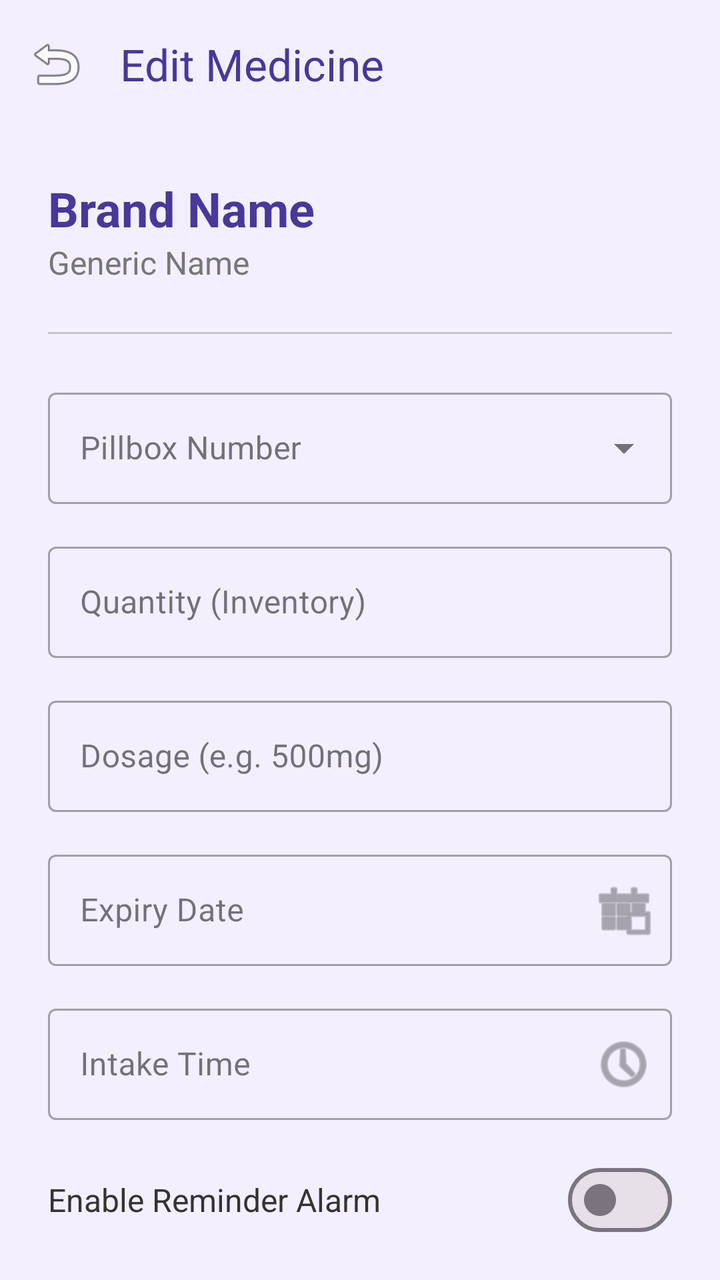
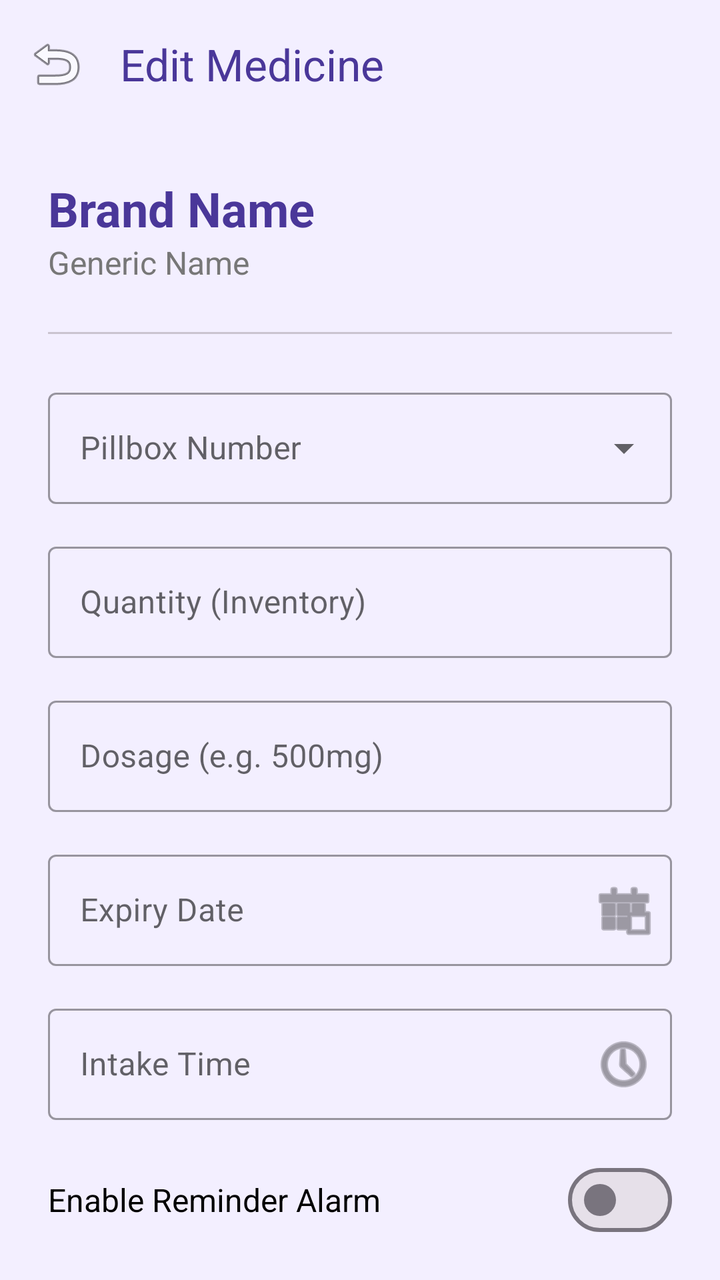

Two renders of the same Android screen: before a commit and after it. Below are the layout's source before the change and the commit's diff.
<!-- AndroidManifest.xml: application theme Theme.MedBoxWifi -->
<!-- res/layout/activity_edit_medicine.xml -->
<?xml version="1.0" encoding="utf-8"?>
<androidx.coordinatorlayout.widget.CoordinatorLayout xmlns:android="http://schemas.android.com/apk/res/android"
    xmlns:app="http://schemas.android.com/apk/res-auto"
    android:layout_width="match_parent"
    android:layout_height="match_parent"
    android:background="#F3EFFF">

    <com.google.android.material.appbar.AppBarLayout
        android:layout_width="match_parent"
        android:layout_height="wrap_content"
        android:background="@android:color/transparent"
        app:elevation="0dp">

        <com.google.android.material.appbar.MaterialToolbar
            android:id="@+id/toolbar"
            android:layout_width="match_parent"
            android:layout_height="?attr/actionBarSize"
            app:navigationIcon="@android:drawable/ic_menu_revert"
            app:title="Edit Medicine"
            app:titleTextColor="#4A3799" />
    </com.google.android.material.appbar.AppBarLayout>

    <androidx.core.widget.NestedScrollView
        android:layout_width="match_parent"
        android:layout_height="match_parent"
        app:layout_behavior="@string/appbar_scrolling_view_behavior">

        <LinearLayout
            android:layout_width="match_parent"
            android:layout_height="wrap_content"
            android:orientation="vertical"
            android:padding="24dp">

            <TextView
                android:id="@+id/tvBrandName"
                android:layout_width="wrap_content"
                android:layout_height="wrap_content"
                android:text="Brand Name"
                android:textColor="#4A3799"
                android:textSize="24sp"
                android:textStyle="bold" />

            <TextView
                android:id="@+id/tvGenericName"
                android:layout_width="wrap_content"
                android:layout_height="wrap_content"
                android:text="Generic Name"
                android:textColor="#777777"
                android:textSize="16sp" />

            <com.google.android.material.divider.MaterialDivider
                android:layout_width="match_parent"
                android:layout_height="wrap_content"
                android:layout_marginVertical="24dp" />

            <com.google.android.material.textfield.TextInputLayout
                style="@style/Widget.MaterialComponents.TextInputLayout.OutlinedBox.ExposedDropdownMenu"
                android:layout_width="match_parent"
                android:layout_height="wrap_content"
                android:layout_marginBottom="16dp"
                android:hint="Pillbox Number">

                <AutoCompleteTextView
                    android:id="@+id/spinnerPillbox"
                    android:layout_width="match_parent"
                    android:layout_height="wrap_content"
                    android:inputType="none" />
            </com.google.android.material.textfield.TextInputLayout>

            <com.google.android.material.textfield.TextInputLayout
                style="@style/Widget.MaterialComponents.TextInputLayout.OutlinedBox"
                android:layout_width="match_parent"
                android:layout_height="wrap_content"
                android:layout_marginBottom="16dp"
                android:hint="Quantity (Inventory)">

                <com.google.android.material.textfield.TextInputEditText
                    android:id="@+id/etQuantity"
                    android:layout_width="match_parent"
                    android:layout_height="wrap_content"
                    android:inputType="number" />
            </com.google.android.material.textfield.TextInputLayout>

            <com.google.android.material.textfield.TextInputLayout
                style="@style/Widget.MaterialComponents.TextInputLayout.OutlinedBox"
                android:layout_width="match_parent"
                android:layout_height="wrap_content"
                android:layout_marginBottom="16dp"
                android:hint="Dosage (e.g. 500mg)">

                <com.google.android.material.textfield.TextInputEditText
                    android:id="@+id/etDosage"
                    android:layout_width="match_parent"
                    android:layout_height="wrap_content"
                    android:inputType="text" />
            </com.google.android.material.textfield.TextInputLayout>

            <com.google.android.material.textfield.TextInputLayout
                style="@style/Widget.MaterialComponents.TextInputLayout.OutlinedBox"
                android:layout_width="match_parent"
                android:layout_height="wrap_content"
                android:layout_marginBottom="16dp"
                android:hint="Expiry Date"
                app:endIconMode="custom"
                app:endIconDrawable="@android:drawable/ic_menu_today">

                <com.google.android.material.textfield.TextInputEditText
                    android:id="@+id/etExpiryDate"
                    android:layout_width="match_parent"
                    android:layout_height="wrap_content"
                    android:focusable="false"
                    android:clickable="true" />
            </com.google.android.material.textfield.TextInputLayout>

            <com.google.android.material.textfield.TextInputLayout
                style="@style/Widget.MaterialComponents.TextInputLayout.OutlinedBox"
                android:layout_width="match_parent"
                android:layout_height="wrap_content"
                android:layout_marginBottom="16dp"
                android:hint="Intake Time"
                app:endIconMode="custom"
                app:endIconDrawable="@android:drawable/ic_menu_recent_history">

                <com.google.android.material.textfield.TextInputEditText
                    android:id="@+id/etIntakeTime"
                    android:layout_width="match_parent"
                    android:layout_height="wrap_content"
                    android:focusable="false"
                    android:clickable="true" />
            </com.google.android.material.textfield.TextInputLayout>

            <LinearLayout
                android:layout_width="match_parent"
                android:layout_height="wrap_content"
                android:layout_marginBottom="16dp"
                android:gravity="center_vertical"
                android:orientation="horizontal">

                <TextView
                    android:layout_width="0dp"
                    android:layout_height="wrap_content"
                    android:layout_weight="1"
                    android:text="Enable Reminder Alarm"
                    android:textColor="#333333"
                    android:textSize="16sp" />

                <com.google.android.material.materialswitch.MaterialSwitch
                    android:id="@+id/switchReminder"
                    android:layout_width="wrap_content"
                    android:layout_height="wrap_content" />
            </LinearLayout>

            <com.google.android.material.textfield.TextInputLayout
                style="@style/Widget.MaterialComponents.TextInputLayout.OutlinedBox"
                android:layout_width="match_parent"
                android:layout_height="wrap_content"
                android:layout_marginBottom="32dp"
                android:hint="Notes">

                <com.google.android.material.textfield.TextInputEditText
                    android:id="@+id/etNotes"
                    android:layout_width="match_parent"
                    android:layout_height="wrap_content"
                    android:gravity="top"
                    android:inputType="textMultiLine"
                    android:lines="3" />
            </com.google.android.material.textfield.TextInputLayout>

            <Button
                android:id="@+id/btnSave"
                android:layout_width="match_parent"
                android:layout_height="64dp"
                android:backgroundTint="#4A3799"
                android:text="Save Details"
                android:textAllCaps="false"
                android:textSize="18sp"
                app:cornerRadius="32dp" />

        </LinearLayout>
    </androidx.core.widget.NestedScrollView>

</androidx.coordinatorlayout.widget.CoordinatorLayout>
<!-- resources referenced by this layout -->
<resources>
  <style name="Theme.MedBoxWifi" parent="Base.Theme.MedBoxWifi" />
  <style name="Base.Theme.MedBoxWifi" parent="Theme.Material3.DayNight.NoActionBar">
          
          <item name="colorPrimary">@color/pharmacy_green</item>
          <item name="colorPrimaryVariant">@color/pharmacy_green_dark</item>
          <item name="colorOnPrimary">@color/white</item>
          <item name="colorSecondary">@color/pharmacy_green_dark</item>
          <item name="colorOnSecondary">@color/white</item>
      </style>
  <color name="pharmacy_green">#00A86B</color>
  <color name="pharmacy_green_dark">#007F47</color>
  <color name="white">#FFFFFFFF</color>
</resources>

<!-- the commit's change to res/layout/activity_edit_medicine.xml (unified diff, before → after) -->
@@ -3,7 +3,7 @@
     xmlns:app="http://schemas.android.com/apk/res-auto"
     android:layout_width="match_parent"
     android:layout_height="match_parent"
-    android:background="#F3EFFF">
+    android:background="?android:attr/windowBackground">
 
     <com.google.android.material.appbar.AppBarLayout
         android:layout_width="match_parent"
@@ -17,7 +17,7 @@
             android:layout_height="?attr/actionBarSize"
             app:navigationIcon="@android:drawable/ic_menu_revert"
             app:title="Edit Medicine"
-            app:titleTextColor="#4A3799" />
+            app:titleTextColor="?attr/colorPrimary" />
     </com.google.android.material.appbar.AppBarLayout>
 
     <androidx.core.widget.NestedScrollView
@@ -36,7 +36,7 @@
                 android:layout_width="wrap_content"
                 android:layout_height="wrap_content"
                 android:text="Brand Name"
-                android:textColor="#4A3799"
+                android:textColor="?attr/colorPrimary"
                 android:textSize="24sp"
                 android:textStyle="bold" />
 
@@ -45,7 +45,7 @@
                 android:layout_width="wrap_content"
                 android:layout_height="wrap_content"
                 android:text="Generic Name"
-                android:textColor="#777777"
+                android:textColor="?android:attr/textColorSecondary"
                 android:textSize="16sp" />
 
             <com.google.android.material.divider.MaterialDivider
@@ -141,7 +141,7 @@
                     android:layout_height="wrap_content"
                     android:layout_weight="1"
                     android:text="Enable Reminder Alarm"
-                    android:textColor="#333333"
+                    android:textColor="?android:attr/textColorPrimary"
                     android:textSize="16sp" />
 
                 <com.google.android.material.materialswitch.MaterialSwitch
@@ -170,7 +170,7 @@
                 android:id="@+id/btnSave"
                 android:layout_width="match_parent"
                 android:layout_height="64dp"
-                android:backgroundTint="#4A3799"
+                android:backgroundTint="?attr/colorPrimary"
                 android:text="Save Details"
                 android:textAllCaps="false"
                 android:textSize="18sp"
<!-- resource entries referenced after the edit -->
@@ -3,14 +3,26 @@
   <style name="Theme.MedBoxWifi" parent="Base.Theme.MedBoxWifi" />
   <style name="Base.Theme.MedBoxWifi" parent="Theme.Material3.DayNight.NoActionBar">
           
-          <item name="colorPrimary">@color/pharmacy_green</item>
-          <item name="colorPrimaryVariant">@color/pharmacy_green_dark</item>
+          <item name="colorPrimary">@color/brand_primary</item>
           <item name="colorOnPrimary">@color/white</item>
-          <item name="colorSecondary">@color/pharmacy_green_dark</item>
+          <item name="colorSecondary">@color/pharmacy_green</item>
           <item name="colorOnSecondary">@color/white</item>
+  
+          
+          <item name="android:windowBackground">@color/background_light</item>
+          <item name="colorSurface">@color/surface_light</item>
+          <item name="colorOnSurface">@color/black</item>
+  
+          
+          <item name="android:textColorPrimary">@color/black</item>
+          <item name="android:textColorSecondary">@color/brand_secondary</item>
       </style>
+  <color name="brand_primary">#4A3799</color>
   <color name="pharmacy_green">#00A86B</color>
-  <color name="pharmacy_green_dark">#007F47</color>
+  <color name="background_light">#F3EFFF</color>
+  <color name="surface_light">#FFFFFF</color>
+  <color name="black">#FF000000</color>
+  <color name="brand_secondary">#777777</color>
   <color name="white">#FFFFFFFF</color>
 </resources>
 
